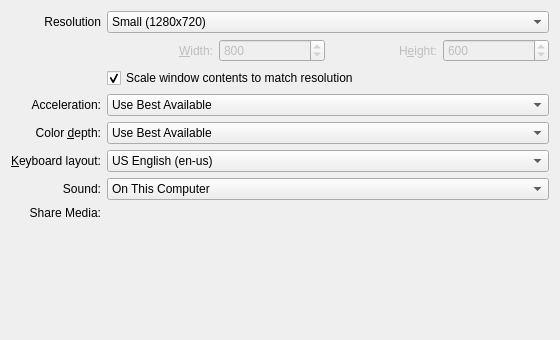
KDE/krdc, file rdp/rdppreferences.ui: the form before one commit.
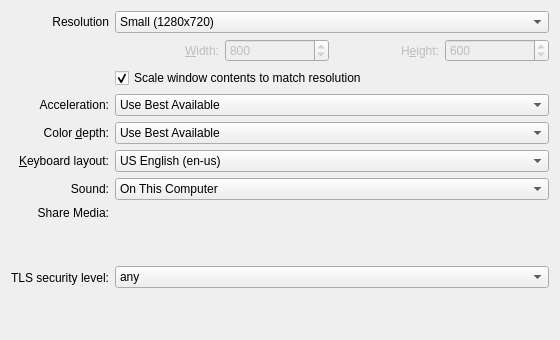
The form after the commit. Custom widgets are drawn as their Qt base class.

Commit message: Rdp: add an option to set TLS security level

The edit to the form file:
```diff
--- a/rdp/rdppreferences.ui
+++ b/rdp/rdppreferences.ui
@@ -560,6 +560,65 @@
      </property>
     </widget>
    </item>
+   <item row="9" column="0">
+    <widget class="QLabel" name="TlsSecLevelLabel">
+     <property name="text">
+      <string>TLS security level:</string>
+     </property>
+     <property name="alignment">
+      <set>Qt::AlignRight|Qt::AlignTrailing|Qt::AlignVCenter</set>
+     </property>
+     <property name="buddy">
+      <cstring>kcfg_TlsSecLevel</cstring>
+     </property>
+    </widget>
+   </item>
+   <item row="9" column="1">
+    <widget class="KComboBox" name="kcfg_TlsSecLevel">
+     <property name="sizePolicy">
+      <sizepolicy hsizetype="MinimumExpanding" vsizetype="Fixed">
+       <horstretch>0</horstretch>
+       <verstretch>0</verstretch>
+      </sizepolicy>
+     </property>
+     <property name="minimumSize">
+      <size>
+       <width>280</width>
+       <height>0</height>
+      </size>
+     </property>
+     <item>
+      <property name="text">
+       <string>any</string>
+      </property>
+     </item>
+     <item>
+      <property name="text">
+       <string>80 bit</string>
+      </property>
+     </item>
+     <item>
+      <property name="text">
+       <string>112 bit</string>
+      </property>
+     </item>
+     <item>
+      <property name="text">
+       <string>128 bit</string>
+      </property>
+     </item>
+     <item>
+      <property name="text">
+       <string>192 bit</string>
+      </property>
+     </item>
+     <item>
+      <property name="text">
+       <string>256 bit</string>
+      </property>
+     </item>
+    </widget>
+   </item>
   </layout>
  </widget>
  <customwidgets>
```
The commit also changes 4 other files.
